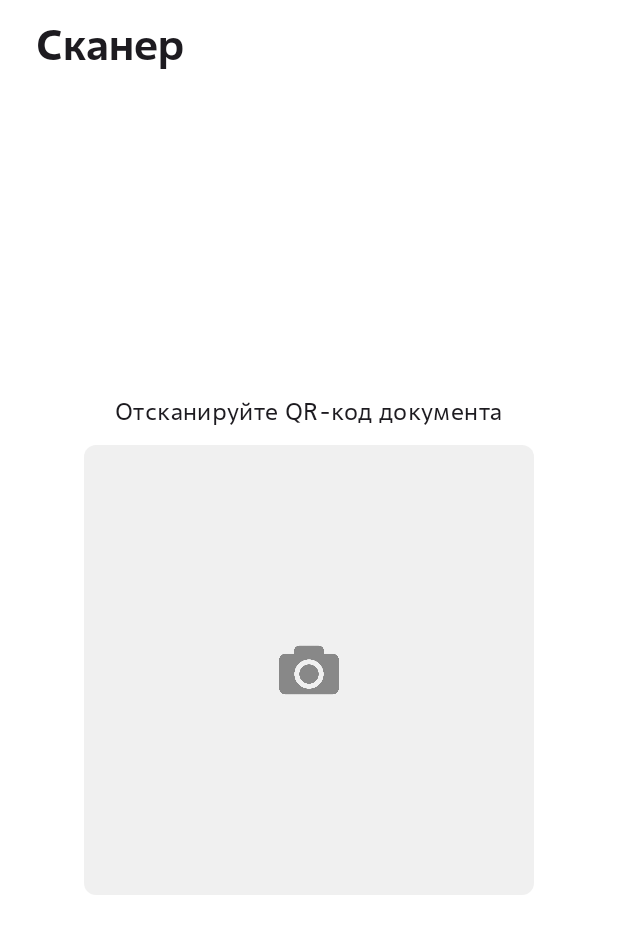
After one commit to mrInsaf/DocumentScanner, an Android app built with Jetpack Compose: the ScannerScreen screen opened through its navigation route, on a phone screen of 412 x 824 dp. The commit adds this screen. Shown: the top 934 px of the screen. Run offline under Robolectric (Android 15) with nearby library versions, the phone set to English and light mode, and no system bars.

Commit message:
Реализовал экран сканера

```diff
--- a/app/build.gradle.kts
+++ b/app/build.gradle.kts
@@ -41,6 +41,11 @@ android {
 
 dependencies {
 
+    implementation(project(":core"))
+    implementation(project(":feature_document_details"))
+    implementation(project(":feature_document_reader"))
+    implementation(project(":feature_scanner"))
+
     implementation(libs.androidx.core.ktx)
     implementation(libs.androidx.lifecycle.runtime.ktx)
     implementation(libs.androidx.activity.compose)
--- a/app/src/main/java/com/mrinsaf/documentscanner/MainActivity.kt
+++ b/app/src/main/java/com/mrinsaf/documentscanner/MainActivity.kt
@@ -5,22 +5,38 @@ import androidx.activity.ComponentActivity
 import androidx.activity.compose.setContent
 import androidx.activity.enableEdgeToEdge
 import androidx.compose.foundation.background
+import androidx.compose.foundation.border
 import androidx.compose.foundation.layout.Box
+import androidx.compose.foundation.layout.Column
 import androidx.compose.foundation.layout.Row
+import androidx.compose.foundation.layout.WindowInsets
 import androidx.compose.foundation.layout.fillMaxSize
 import androidx.compose.foundation.layout.fillMaxWidth
 import androidx.compose.foundation.layout.padding
+import androidx.compose.foundation.layout.safeContentPadding
+import androidx.compose.foundation.layout.safeDrawingPadding
+import androidx.compose.foundation.layout.safeGesturesPadding
+import androidx.compose.foundation.layout.systemBars
+import androidx.compose.foundation.layout.systemBarsPadding
+import androidx.compose.foundation.layout.windowInsetsPadding
+import androidx.compose.material3.ExperimentalMaterial3Api
 import androidx.compose.material3.MaterialTheme
 import androidx.compose.material3.Scaffold
 import androidx.compose.material3.Text
+import androidx.compose.material3.TopAppBar
+import androidx.compose.material3.TopAppBarColors
+import androidx.compose.material3.TopAppBarDefaults
 import androidx.compose.runtime.Composable
 import androidx.compose.ui.Modifier
+import androidx.compose.ui.graphics.Color
 import androidx.compose.ui.tooling.preview.Preview
 import androidx.compose.ui.unit.dp
+import androidx.compose.ui.unit.sp
 import androidx.navigation.compose.NavHost
 import androidx.navigation.compose.composable
 import androidx.navigation.compose.rememberNavController
 import com.mrinsaf.documentscanner.ui.theme.DocumentScannerTheme
+import com.mrinsaf.feature_scanner.ui.screens.ScannerScreen
 
 class MainActivity : ComponentActivity() {
     override fun onCreate(savedInstanceState: Bundle?) {
@@ -39,19 +55,19 @@ fun DocumentScannerApp() {
     val navController = rememberNavController()
 
     Scaffold(
-        topBar = { TopBar() },
-    ) {
-        Box(
+//        topBar = { TopBar() },
+    )    {
+        Column (
             modifier = Modifier
                 .fillMaxSize()
                 .padding(it)
         ) {
             NavHost(
-                startDestination = Destination.SCANNER,
+                startDestination = Destination.SCANNER.route,
                 navController = navController,
             ) {
                 composable(Destination.SCANNER.route) {
-
+                    ScannerScreen()
                 }
 
                 composable(Destination.DOCUMENT_DETAILS.route) {
@@ -66,20 +82,19 @@ fun DocumentScannerApp() {
     }
 }
 
-@Composable
-fun TopBar() {
-    Row(
-        modifier = Modifier
-            .fillMaxWidth()
-            .background(color = MaterialTheme.colorScheme.background)
-            .padding(24.dp)
-    ) {
-        Text(
-            text = "ПОИСК ДОКУМЕНТОВ"
-        )
-    }
-}
-
+//@OptIn(ExperimentalMaterial3Api::class)
+//@Composable
+//fun TopBar() {
+//    TopAppBar(
+//        title = {
+//            Text(
+//                text = "ПОИСК ДОКУМЕНТОВ",
+//        )},
+//        colors = TopAppBarDefaults.topAppBarColors(
+//            containerColor = MaterialTheme.colorScheme.secondary
+//        )
+//    )
+//}
 
 enum class Destination(val route: String) {
     SCANNER("scanner"),
--- /dev/null
+++ b/core/src/main/java/com/mrinsaf/core/ui/screens/BasicScreen.kt
@@ -0,0 +1,33 @@
+package com.mrinsaf.core.ui.screens
+
+import androidx.compose.foundation.background
+import androidx.compose.foundation.layout.Column
+import androidx.compose.foundation.layout.fillMaxSize
+import androidx.compose.foundation.layout.padding
+import androidx.compose.material3.MaterialTheme
+import androidx.compose.material3.Text
+import androidx.compose.runtime.Composable
+import androidx.compose.ui.Modifier
+import androidx.compose.ui.unit.dp
+
+@Composable
+fun BasicScreen(
+    title: String,
+    content: @Composable () -> Unit,
+) {
+    Column(
+        modifier = Modifier
+            .fillMaxSize()
+            .background(color = MaterialTheme.colorScheme.background)
+            .padding(
+                horizontal = 24.dp,
+                vertical = 12.dp
+            )
+    ) {
+        Text(
+            text = title,
+            style = MaterialTheme.typography.headlineMedium
+        )
+        content()
+    }
+}
--- /dev/null
+++ b/feature_scanner/src/main/java/com/mrinsaf/feature_scanner/ui/screens/ScannerScreen.kt
@@ -0,0 +1,66 @@
+package com.mrinsaf.feature_scanner.ui.screens
+
+import androidx.compose.foundation.background
+import androidx.compose.foundation.border
+import androidx.compose.foundation.layout.Arrangement
+import androidx.compose.foundation.layout.Box
+import androidx.compose.foundation.layout.Column
+import androidx.compose.foundation.layout.Spacer
+import androidx.compose.foundation.layout.fillMaxSize
+import androidx.compose.foundation.layout.padding
+import androidx.compose.foundation.layout.size
+import androidx.compose.foundation.shape.RoundedCornerShape
+import androidx.compose.material3.Icon
+import androidx.compose.material3.MaterialTheme
+import androidx.compose.material3.Text
+import androidx.compose.runtime.Composable
+import androidx.compose.ui.Alignment
+import androidx.compose.ui.Modifier
+import androidx.compose.ui.draw.clip
+import androidx.compose.ui.graphics.Color
+import androidx.compose.ui.res.painterResource
+import androidx.compose.ui.res.stringResource
+import androidx.compose.ui.tooling.preview.Preview
+import androidx.compose.ui.unit.dp
+import com.mrinsaf.core.ui.screens.BasicScreen
+import com.mrinsaf.feature_scanner.R
+
+@Composable
+fun ScannerScreen() {
+    BasicScreen(
+        title = "Сканер"
+    ) {
+        Column(
+            horizontalAlignment = Alignment.CenterHorizontally,
+            verticalArrangement = Arrangement.Center,
+            modifier = Modifier
+                .fillMaxSize()
+        ) {
+            Text(
+                text = stringResource(R.string.scan_code),
+                style = MaterialTheme.typography.bodyMedium
+            )
+            Spacer(Modifier.size(12.dp))
+            Box(
+                modifier = Modifier
+                    .size(300.dp)
+                    .clip(RoundedCornerShape(8.dp))
+                    .background(Color.LightGray.copy(alpha = 0.3f))
+                    .padding(16.dp),
+                contentAlignment = Alignment.Center,
+            ) {
+                Icon(
+                    painter = painterResource(R.drawable.photo_camera_interface_symbol_for_button),
+                    contentDescription = null,
+                    tint = Color.Gray,
+                    modifier = Modifier.size(40.dp)
+                )
+            }
+        }
+    }}
+
+@Preview
+@Composable
+fun ScannerScreenPreview() {
+    ScannerScreen()
+}
--- /dev/null
+++ b/feature_scanner/src/main/res/values/strings.xml
@@ -0,0 +1,4 @@
+<?xml version="1.0" encoding="utf-8"?>
+<resources>
+    <string name="scan_code">Отсканируйте QR-код документа</string>
+</resources>
```
Also changed, not shown: app/src/main/java/com/mrinsaf/documentscanner/ui/theme/Type.kt (+16 -2 lines), core/build.gradle.kts (+9 -0 lines), feature_scanner/build.gradle.kts (+11 -0 lines), feature_scanner/src/main/res/drawable/photo_camera_interface_symbol_for_button.png (added).
